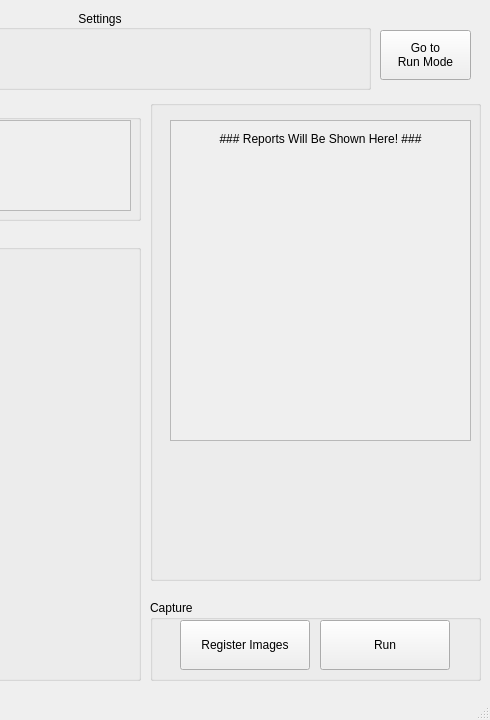
Old version of the form QtFiles/mainwindow.ui in the repository chehrehgosha/CrouseMV; both pictures show x 790 to 1280 and y 0 to 720 of the 1280 by 720 pixel window.
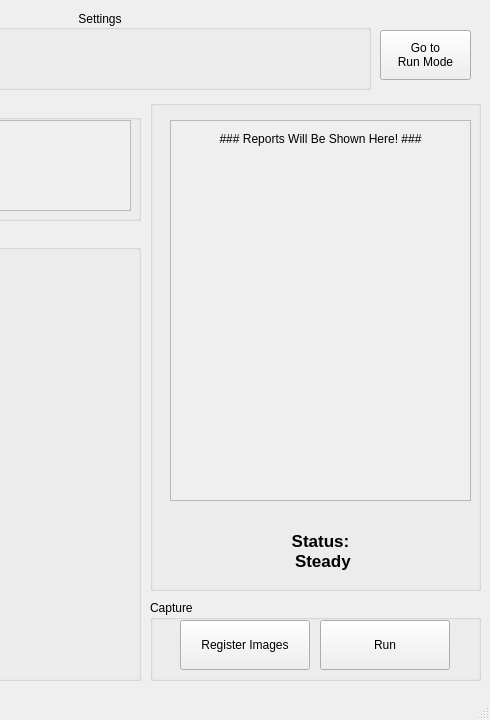
New version of the form.

Commit message: Perfect Tool: Tool for checking existence of a pattern completely designed. Added the Status Label which shows whats happening

The edit to the form file:
```diff
--- a/QtFiles/mainwindow.ui
+++ b/QtFiles/mainwindow.ui
@@ -328,7 +328,7 @@
       <x>940</x>
       <y>100</y>
       <width>331</width>
-      <height>481</height>
+      <height>491</height>
      </rect>
     </property>
     <property name="title">
@@ -343,7 +343,7 @@
        <x>20</x>
        <y>20</y>
        <width>301</width>
-       <height>321</height>
+       <height>381</height>
       </rect>
      </property>
      <property name="widgetResizable">
@@ -355,7 +355,7 @@
         <x>0</x>
         <y>0</y>
         <width>299</width>
-        <height>319</height>
+        <height>379</height>
        </rect>
       </property>
       <layout class="QVBoxLayout" name="verticalLayout">
@@ -372,6 +372,35 @@
       </layout>
      </widget>
     </widget>
+    <widget class="QLabel" name="GuideLabel">
+     <property name="geometry">
+      <rect>
+       <x>20</x>
+       <y>420</y>
+       <width>301</width>
+       <height>61</height>
+      </rect>
+     </property>
+     <property name="font">
+      <font>
+       <family>MS Shell Dlg 2</family>
+       <pointsize>13</pointsize>
+       <weight>75</weight>
+       <italic>false</italic>
+       <bold>true</bold>
+       <underline>false</underline>
+       <strikeout>false</strikeout>
+       <kerning>true</kerning>
+      </font>
+     </property>
+     <property name="text">
+      <string>Status:
+ Steady</string>
+     </property>
+     <property name="alignment">
+      <set>Qt::AlignCenter</set>
+     </property>
+    </widget>
    </widget>
    <widget class="QPushButton" name="RunMode">
     <property name="geometry">
```
The commit also changes 22 other files.
